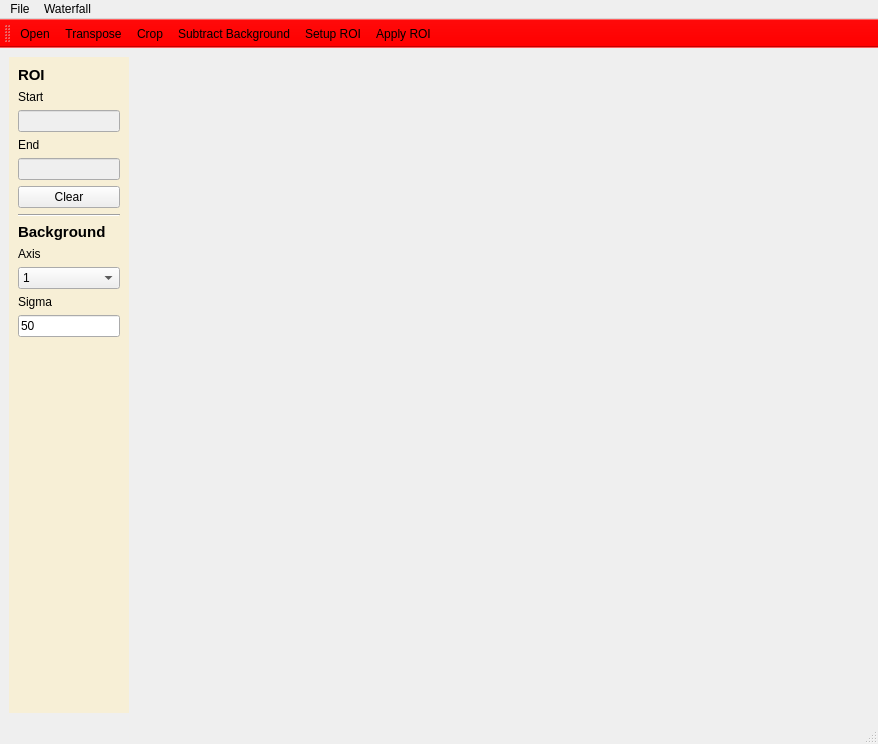
First picture: the form in dispertrack/view/GUI/waterfall_analysis.ui, repository Dennis-Dispertech/DisperTrack, before the edit.
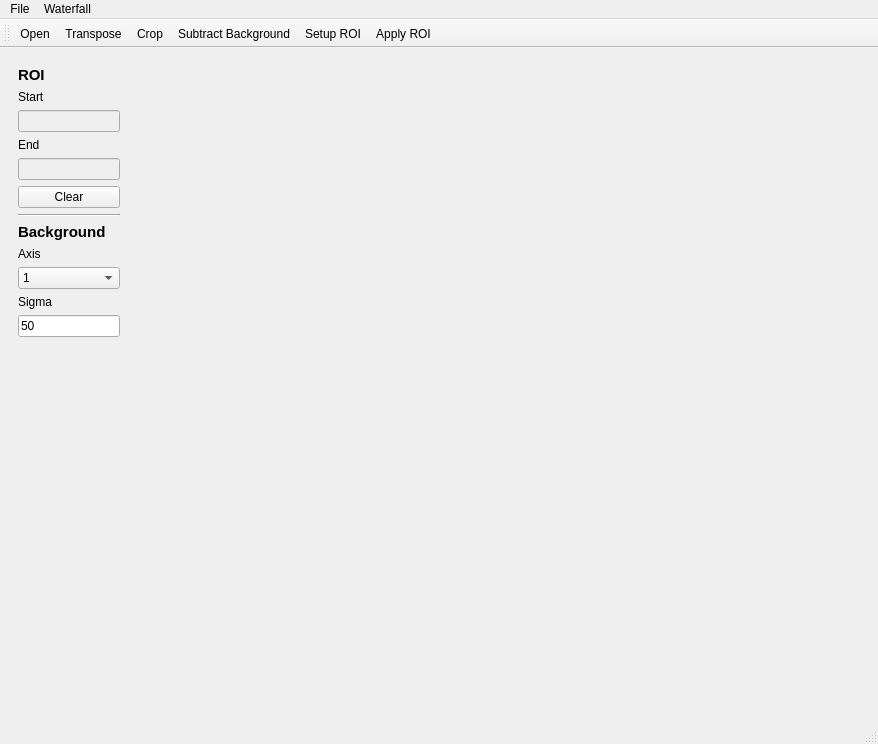
Second picture: the form after the edit. Icons and pictures are not drawn.

```diff
--- a/dispertrack/view/GUI/waterfall_analysis.ui
+++ b/dispertrack/view/GUI/waterfall_analysis.ui
@@ -14,19 +14,1248 @@
    <string>Waterfall Analysis</string>
   </property>
   <property name="styleSheet">
-   <string notr="true">QToolBar#toolBar {
-background: red;
+   <string notr="true">QProgressBar:horizontal {
+    border: 1px solid #3A3939;
+    text-align: center;
+    padding: 1px;
+    background: #201F1F;
+}
+QProgressBar::chunk:horizontal {
+    background-color: qlineargradient(spread:reflect, x1:1, y1:0.545, x2:1, y2:0, stop:0 rgba(28, 66, 111, 255), stop:1 rgba(37, 87, 146, 255));
+}
+
+QToolTip
+{
+    border: 1px solid #3A3939;
+    background-color: rgb(90, 102, 117);;
+    color: white;
+    padding: 1px;
+    opacity: 200;
+}
+
+QWidget
+{
+    color: silver;
+    background-color: #302F2F;
+    selection-background-color:#3d8ec9;
+    selection-color: black;
+    background-clip: border;
+    border-image: none;
+    outline: 0;
+}
+
+QWidget:item:hover
+{
+    background-color: #78879b;
+    color: black;
+}
+
+QWidget:item:selected
+{
+    background-color: #3d8ec9;
+}
+
+QCheckBox
+{
+    spacing: 5px;
+    outline: none;
+    color: #bbb;
+    margin-bottom: 2px;
+}
+
+QCheckBox:disabled
+{
+    color: #777777;
+}
+QCheckBox::indicator,
+QGroupBox::indicator
+{
+    width: 18px;
+    height: 18px;
+}
+QGroupBox::indicator
+{
+    margin-left: 2px;
+}
+
+QCheckBox::indicator:unchecked,
+QCheckBox::indicator:unchecked:hover,
+QGroupBox::indicator:unchecked,
+QGroupBox::indicator:unchecked:hover
+{
+    image: url(:/dark_blue/img/checkbox_unchecked.png);
+}
+
+QCheckBox::indicator:unchecked:focus,
+QCheckBox::indicator:unchecked:pressed,
+QGroupBox::indicator:unchecked:focus,
+QGroupBox::indicator:unchecked:pressed
+{
+  border: none;
+    image: url(:/dark_blue/img/checkbox_unchecked_focus.png);
+}
+
+QCheckBox::indicator:checked,
+QCheckBox::indicator:checked:hover,
+QGroupBox::indicator:checked,
+QGroupBox::indicator:checked:hover
+{
+    image: url(:/dark_blue/img/checkbox_checked.png);
+}
+
+QCheckBox::indicator:checked:focus,
+QCheckBox::indicator:checked:pressed,
+QGroupBox::indicator:checked:focus,
+QGroupBox::indicator:checked:pressed
+{
+  border: none;
+    image: url(:/dark_blue/img/checkbox_checked_focus.png);
+}
+
+QCheckBox::indicator:indeterminate,
+QCheckBox::indicator:indeterminate:hover,
+QCheckBox::indicator:indeterminate:pressed
+QGroupBox::indicator:indeterminate,
+QGroupBox::indicator:indeterminate:hover,
+QGroupBox::indicator:indeterminate:pressed
+{
+    image: url(:/dark_blue/img/checkbox_indeterminate.png);
+}
+
+QCheckBox::indicator:indeterminate:focus,
+QGroupBox::indicator:indeterminate:focus
+{
+    image: url(:/dark_blue/img/checkbox_indeterminate_focus.png);
+}
+
+QCheckBox::indicator:checked:disabled,
+QGroupBox::indicator:checked:disabled
+{
+    image: url(:/dark_blue/img/checkbox_checked_disabled.png);
+}
+
+QCheckBox::indicator:unchecked:disabled,
+QGroupBox::indicator:unchecked:disabled
+{
+    image: url(:/dark_blue/img/checkbox_unchecked_disabled.png);
+}
+
+QRadioButton
+{
+    spacing: 5px;
+    outline: none;
+    color: #bbb;
+    margin-bottom: 2px;
+}
+
+QRadioButton:disabled
+{
+    color: #777777;
+}
+QRadioButton::indicator
+{
+    width: 21px;
+    height: 21px;
+}
+
+QRadioButton::indicator:unchecked,
+QRadioButton::indicator:unchecked:hover
+{
+    image: url(:/dark_blue/img/radio_unchecked.png);
+}
+
+QRadioButton::indicator:unchecked:focus,
+QRadioButton::indicator:unchecked:pressed
+{
+  border: none;
+  outline: none;
+    image: url(:/dark_blue/img/radio_unchecked_focus.png);
+}
+
+QRadioButton::indicator:checked,
+QRadioButton::indicator:checked:hover
+{
+  border: none;
+  outline: none;
+    image: url(:/dark_blue/img/radio_checked.png);
+}
+
+QRadioButton::indicator:checked:focus,
+QRadioButton::indicato::menu-arrowr:checked:pressed
+{
+  border: none;
+  outline: none;
+    image: url(:/dark_blue/img/radio_checked_focus.png);
+}
+
+QRadioButton::indicator:indeterminate,
+QRadioButton::indicator:indeterminate:hover,
+QRadioButton::indicator:indeterminate:pressed
+{
+        image: url(:/dark_blue/img/radio_indeterminate.png);
+}
+
+QRadioButton::indicator:checked:disabled
+{
+  outline: none;
+  image: url(:/dark_blue/img/radio_checked_disabled.png);
+}
+
+QRadioButton::indicator:unchecked:disabled
+{
+    image: url(:/dark_blue/img/radio_unchecked_disabled.png);
+}
+
+
+QMenuBar
+{
+    background-color: #302F2F;
+    color: silver;
+}
+
+QMenuBar::item
+{
+    background: transparent;
+}
+
+QMenuBar::item:selected
+{
+    background: transparent;
+    border: 1px solid #3A3939;
+}
+
+QMenuBar::item:pressed
+{
+    border: 1px solid #3A3939;
+    background-color: #3d8ec9;
+    color: black;
+    margin-bottom:-1px;
+    padding-bottom:1px;
+}
+
+QMenu
+{
+    border: 1px solid #3A3939;
+    color: silver;
+    margin: 1px;
+}
+
+QMenu::icon
+{
+    margin: 1px;
+}
+
+QMenu::item
+{
+    padding: 2px 2px 2px 25px;
+    margin-left: 5px;
+    border: 1px solid transparent; /* reserve space for selection border */
+}
+
+QMenu::item:selected
+{
+    color: black;
+}
+
+QMenu::separator {
+    height: 2px;
+    background: lightblue;
+    margin-left: 10px;
+    margin-right: 5px;
+}
+
+QMenu::indicator {
+    width: 16px;
+    height: 16px;
+}
+
+/* non-exclusive indicator = check box style indicator
+   (see QActionGroup::setExclusive) */
+QMenu::indicator:non-exclusive:unchecked {
+    image: url(:/dark_blue/img/checkbox_unchecked.png);
+}
+
+QMenu::indicator:non-exclusive:unchecked:selected {
+    image: url(:/dark_blue/img/checkbox_unchecked_disabled.png);
+}
+
+QMenu::indicator:non-exclusive:checked {
+    image: url(:/dark_blue/img/checkbox_checked.png);
+}
+
+QMenu::indicator:non-exclusive:checked:selected {
+    image: url(:/dark_blue/img/checkbox_checked_disabled.png);
+}
+
+/* exclusive indicator = radio button style indicator (see QActionGroup::setExclusive) */
+QMenu::indicator:exclusive:unchecked {
+    image: url(:/dark_blue/img/radio_unchecked.png);
+}
+
+QMenu::indicator:exclusive:unchecked:selected {
+    image: url(:/dark_blue/img/radio_unchecked_disabled.png);
+}
+
+QMenu::indicator:exclusive:checked {
+    image: url(:/dark_blue/img/radio_checked.png);
+}
+
+QMenu::indicator:exclusive:checked:selected {
+    image: url(:/dark_blue/img/radio_checked_disabled.png);
+}
+
+QMenu::right-arrow {
+    margin: 5px;
+    image: url(:/dark_blue/img/right_arrow.png)
+}
+
+
+QWidget:disabled
+{
+    color: #808080;
+    background-color: #302F2F;
+}
+
+QAbstractItemView
+{
+    alternate-background-color: #3A3939;
+    color: silver;
+    border: 1px solid 3A3939;
+    border-radius: 2px;
+    padding: 1px;
+}
+
+QWidget:focus, QMenuBar:focus
+{
+    border: 1px solid #78879b;
+}
+
+QTabWidget:focus, QCheckBox:focus, QRadioButton:focus, QSlider:focus
+{
+    border: none;
+}
+
+QLineEdit
+{
+    background-color: #201F1F;
+    padding: 2px;
+    border-style: solid;
+    border: 1px solid #3A3939;
+    border-radius: 2px;
+    color: silver;
+}
+
+QGroupBox {
+    border:1px solid #3A3939;
+    border-radius: 2px;
+    margin-top: 20px;
+    background-color: #302F2F;
+    color: silver;
+}
+
+QGroupBox::title {
+    subcontrol-origin: margin;
+    subcontrol-position: top center;
+    padding-left: 10px;
+    padding-right: 10px;
+    padding-top: 10px;
+}
+
+QAbstractScrollArea
+{
+    border-radius: 2px;
+    border: 1px solid #3A3939;
+    background-color: transparent;
+}
+
+QScrollBar:horizontal
+{
+    height: 15px;
+    margin: 3px 15px 3px 15px;
+    border: 1px transparent #2A2929;
+    border-radius: 4px;
+    background-color: #2A2929;
+}
+
+QScrollBar::handle:horizontal
+{
+    background-color: #605F5F;
+    min-width: 5px;
+    border-radius: 4px;
+}
+
+QScrollBar::add-line:horizontal
+{
+    margin: 0px 3px 0px 3px;
+    border-image: url(:/dark_blue/img/right_arrow_disabled.png);
+    width: 10px;
+    height: 10px;
+    subcontrol-position: right;
+    subcontrol-origin: margin;
+}
+
+QScrollBar::sub-line:horizontal
+{
+    margin: 0px 3px 0px 3px;
+    border-image: url(:/dark_blue/img/left_arrow_disabled.png);
+    height: 10px;
+    width: 10px;
+    subcontrol-position: left;
+    subcontrol-origin: margin;
+}
+
+QScrollBar::add-line:horizontal:hover,QScrollBar::add-line:horizontal:on
+{
+    border-image: url(:/dark_blue/img/right_arrow.png);
+    height: 10px;
+    width: 10px;
+    subcontrol-position: right;
+    subcontrol-origin: margin;
+}
+
+
+QScrollBar::sub-line:horizontal:hover, QScrollBar::sub-line:horizontal:on
+{
+    border-image: url(:/dark_blue/img/left_arrow.png);
+    height: 10px;
+    width: 10px;
+    subcontrol-position: left;
+    subcontrol-origin: margin;
+}
+
+QScrollBar::up-arrow:horizontal, QScrollBar::down-arrow:horizontal
+{
+    background: none;
+}
+
+
+QScrollBar::add-page:horizontal, QScrollBar::sub-page:horizontal
+{
+    background: none;
+}
+
+QScrollBar:vertical
+{
+    background-color: #2A2929;
+    width: 15px;
+    margin: 15px 3px 15px 3px;
+    border: 1px transparent #2A2929;
+    border-radius: 4px;
+}
+
+QScrollBar::handle:vertical
+{
+    background-color: #605F5F;
+    min-height: 5px;
+    border-radius: 4px;
+}
+
+QScrollBar::sub-line:vertical
+{
+    margin: 3px 0px 3px 0px;
+    border-image: url(:/dark_blue/img/up_arrow_disabled.png);
+    height: 10px;
+    width: 10px;
+    subcontrol-position: top;
+    subcontrol-origin: margin;
+}
+
+QScrollBar::add-line:vertical
+{
+    margin: 3px 0px 3px 0px;
+    border-image: url(:/dark_blue/img/down_arrow_disabled.png);
+    height: 10px;
+    width: 10px;
+    subcontrol-position: bottom;
+    subcontrol-origin: margin;
+}
+
+QScrollBar::sub-line:vertical:hover,QScrollBar::sub-line:vertical:on
+{
+
+    border-image: url(:/dark_blue/img/up_arrow.png);
+    height: 10px;
+    width: 10px;
+    subcontrol-position: top;
+    subcontrol-origin: margin;
+}
+
+
+QScrollBar::add-line:vertical:hover, QScrollBar::add-line:vertical:on
+{
+    border-image: url(:/dark_blue/img/down_arrow.png);
+    height: 10px;
+    width: 10px;
+    subcontrol-position: bottom;
+    subcontrol-origin: margin;
+}
+
+QScrollBar::up-arrow:vertical, QScrollBar::down-arrow:vertical
+{
+    background: none;
+}
+
+
+QScrollBar::add-page:vertical, QScrollBar::sub-page:vertical
+{
+    background: none;
+}
+
+QTextEdit
+{
+    background-color: #201F1F;
+    color: silver;
+    border: 1px solid #3A3939;
+}
+
+QPlainTextEdit
+{
+    background-color: #201F1F;;
+    color: silver;
+    border-radius: 2px;
+    border: 1px solid #3A3939;
+}
+
+QHeaderView::section
+{
+    background-color: #3A3939;
+    color: silver;
+    padding-left: 4px;
+    border: 1px solid #6c6c6c;
+}
+
+QSizeGrip {
+    image: url(:/dark_blue/img/sizegrip.png);
+    width: 12px;
+    height: 12px;
+}
+
+QMainWindow
+{
+    background-color: #302F2F;
+
+}
+
+QMainWindow::separator
+{
+    background-color: #302F2F;
+    color: white;
+    padding-left: 4px;
+    spacing: 2px;
+    border: 1px dashed #3A3939;
+}
+
+QMainWindow::separator:hover
+{
+
+    background-color: #787876;
+    color: white;
+    padding-left: 4px;
+    border: 1px solid #3A3939;
+    spacing: 2px;
+}
+
+
+QMenu::separator
+{
+    height: 1px;
+    background-color: #3A3939;
+    color: white;
+    padding-left: 4px;
+    margin-left: 10px;
+    margin-right: 5px;
+}
+
+
+QFrame
+{
+    border-radius: 2px;
+    border: 1px solid #444;
+}
+
+QFrame[frameShape=&quot;0&quot;]
+{
+    border-radius: 2px;
+    border: 1px transparent #444;
+}
+
+QStackedWidget
+{
+    background-color: #302F2F;
+    border: 1px transparent black;
+}
+
+QToolBar {
+    border: 1px transparent #393838;
+    background: 1px solid #302F2F;
+    font-weight: bold;
+}
+
+QToolBar::handle:horizontal {
+    image: url(:/dark_blue/img/Hmovetoolbar.png);
+}
+QToolBar::handle:vertical {
+    image: url(:/dark_blue/img/Vmovetoolbar.png);
+}
+QToolBar::separator:horizontal {
+    image: url(:/dark_blue/img/Hsepartoolbar.png);
+}
+QToolBar::separator:vertical {
+    image: url(:/dark_blue/img/Vsepartoolbars.png);
+}
+
+QPushButton
+{
+    color: silver;
+    background-color: #302F2F;
+    border-width: 2px;
+    border-color: #4A4949;
+    border-style: solid;
+    padding-top: 2px;
+    padding-bottom: 2px;
+    padding-left: 10px;
+    padding-right: 10px;
+    border-radius: 4px;
+    /* outline: none; */
+    /* min-width: 40px; */
+}
+
+QPushButton:disabled
+{
+    background-color: #302F2F;
+    border-width: 2px;
+    border-color: #3A3939;
+    border-style: solid;
+    padding-top: 2px;
+    padding-bottom: 2px;
+    padding-left: 10px;
+    padding-right: 10px;
+    /*border-radius: 2px;*/
+    color: #808080;
+}
+
+QPushButton:focus {
+    background-color: #3d8ec9;
+    color: white;
+}
+
+QComboBox
+{
+    selection-background-color: #3d8ec9;
+    background-color: #201F1F;
+    border-style: solid;
+    border: 1px solid #3A3939;
+    border-radius: 2px;
+    padding: 2px;
+    min-width: 75px;
+}
+
+QPushButton:checked{
+    background-color: #4A4949;
+    border-color: #6A6969;
+}
+
+QPushButton:hover {
+    border: 2px solid #78879b;
+    color: silver;
+}
+
+QComboBox:hover, QAbstractSpinBox:hover,QLineEdit:hover,QTextEdit:hover,QPlainTextEdit:hover,QAbstractView:hover,QTreeView:hover
+{
+    border: 1px solid #78879b;
+    color: silver;
+}
+
+QComboBox:on
+{
+    background-color: #626873;
+    padding-top: 3px;
+    padding-left: 4px;
+    selection-background-color: #4a4a4a;
+}
+
+QComboBox QAbstractItemView
+{
+    background-color: #201F1F;
+    border-radius: 2px;
+    border: 1px solid #444;
+    selection-background-color: #3d8ec9;
+    color: silver;
+}
+
+QComboBox::drop-down
+{
+    subcontrol-origin: padding;
+    subcontrol-position: top right;
+    width: 15px;
+
+    border-left-width: 0px;
+    border-left-color: darkgray;
+    border-left-style: solid;
+    border-top-right-radius: 3px;
+    border-bottom-right-radius: 3px;
+}
+
+QComboBox::down-arrow
+{
+    image: url(:/dark_blue/img/down_arrow_disabled.png);
+}
+
+QComboBox::down-arrow:on, QComboBox::down-arrow:hover,
+QComboBox::down-arrow:focus
+{
+    image: url(:/dark_blue/img/down_arrow.png);
+}
+
+QPushButton:pressed
+{
+    background-color: #484846;
+}
+
+QAbstractSpinBox {
+    padding-top: 2px;
+    padding-bottom: 2px;
+    border: 1px solid #3A3939;
+    background-color: #201F1F;
+    color: silver;
+    border-radius: 2px;
+    min-width: 75px;
+}
+
+QAbstractSpinBox:up-button
+{
+    background-color: transparent;
+    subcontrol-origin: border;
+    subcontrol-position: top right;
+}
+
+QAbstractSpinBox:down-button
+{
+    background-color: transparent;
+    subcontrol-origin: border;
+    subcontrol-position: bottom right;
+}
+
+QAbstractSpinBox::up-arrow,QAbstractSpinBox::up-arrow:disabled,QAbstractSpinBox::up-arrow:off {
+    image: url(:/dark_blue/img/up_arrow_disabled.png);
+    width: 10px;
+    height: 10px;
+}
+QAbstractSpinBox::up-arrow:hover
+{
+    image: url(:/dark_blue/img/up_arrow.png);
+}
+
+
+QAbstractSpinBox::down-arrow,QAbstractSpinBox::down-arrow:disabled,QAbstractSpinBox::down-arrow:off
+{
+    image: url(:/dark_blue/img/down_arrow_disabled.png);
+    width: 10px;
+    height: 10px;
+}
+QAbstractSpinBox::down-arrow:hover
+{
+    image: url(:/dark_blue/img/down_arrow.png);
+}
+
+
+QLabel
+{
+    border: 0px solid black;
+}
+
+QTabWidget{
+    border: 1px transparent black;
+}
+
+QTabWidget::pane {
+    border: 1px solid #444;
+    border-radius: 3px;
+    padding: 3px;
+}
+
+QTabBar
+{
+    qproperty-drawBase: 0;
+    left: 5px; /* move to the right by 5px */
+}
+
+QTabBar:focus
+{
+    border: 0px transparent black;
+}
+
+QTabBar::close-button  {
+    image: url(:/dark_blue/img/close.png);
+    background: transparent;
+}
+
+QTabBar::close-button:hover
+{
+    image: url(:/dark_blue/img/close-hover.png);
+    background: transparent;
+}
+
+QTabBar::close-button:pressed {
+    image: url(:/dark_blue/img/close-pressed.png);
+    background: transparent;
+}
+
+/* TOP TABS */
+QTabBar::tab:top {
+    color: #b1b1b1;
+    border: 1px solid #4A4949;
+    border-bottom: 1px transparent black;
+    background-color: #302F2F;
+    padding: 5px;
+    border-top-left-radius: 2px;
+    border-top-right-radius: 2px;
+}
+
+QTabBar::tab:top:!selected
+{
+    color: #b1b1b1;
+    background-color: #201F1F;
+    border: 1px transparent #4A4949;
+    border-bottom: 1px transparent #4A4949;
+    border-top-left-radius: 0px;
+    border-top-right-radius: 0px;
+}
+
+QTabBar::tab:top:!selected:hover {
+    background-color: #48576b;
+}
+
+/* BOTTOM TABS */
+QTabBar::tab:bottom {
+    color: #b1b1b1;
+    border: 1px solid #4A4949;
+    border-top: 1px transparent black;
+    background-color: #302F2F;
+    padding: 5px;
+    border-bottom-left-radius: 2px;
+    border-bottom-right-radius: 2px;
+}
+
+QTabBar::tab:bottom:!selected
+{
+    color: #b1b1b1;
+    background-color: #201F1F;
+    border: 1px transparent #4A4949;
+    border-top: 1px transparent #4A4949;
+    border-bottom-left-radius: 0px;
+    border-bottom-right-radius: 0px;
+}
+
+QTabBar::tab:bottom:!selected:hover {
+    background-color: #78879b;
+}
+
+/* LEFT TABS */
+QTabBar::tab:left {
+    color: #b1b1b1;
+    border: 1px solid #4A4949;
+    border-left: 1px transparent black;
+    background-color: #302F2F;
+    padding: 5px;
+    border-top-right-radius: 2px;
+    border-bottom-right-radius: 2px;
+}
+
+QTabBar::tab:left:!selected
+{
+    color: #b1b1b1;
+    background-color: #201F1F;
+    border: 1px transparent #4A4949;
+    border-right: 1px transparent #4A4949;
+    border-top-right-radius: 0px;
+    border-bottom-right-radius: 0px;
+}
+
+QTabBar::tab:left:!selected:hover {
+    background-color: #48576b;
+}
+
+
+/* RIGHT TABS */
+QTabBar::tab:right {
+    color: #b1b1b1;
+    border: 1px solid #4A4949;
+    border-right: 1px transparent black;
+    background-color: #302F2F;
+    padding: 5px;
+    border-top-left-radius: 2px;
+    border-bottom-left-radius: 2px;
+}
+
+QTabBar::tab:right:!selected
+{
+    color: #b1b1b1;
+    background-color: #201F1F;
+    border: 1px transparent #4A4949;
+    border-right: 1px transparent #4A4949;
+    border-top-left-radius: 0px;
+    border-bottom-left-radius: 0px;
+}
+
+QTabBar::tab:right:!selected:hover {
+    background-color: #48576b;
+}
+
+QTabBar QToolButton::right-arrow:enabled {
+     image: url(:/dark_blue/img/right_arrow.png);
+ }
+
+ QTabBar QToolButton::left-arrow:enabled {
+     image: url(:/dark_blue/img/left_arrow.png);
+ }
+
+QTabBar QToolButton::right-arrow:disabled {
+     image: url(:/dark_blue/img/right_arrow_disabled.png);
+ }
+
+ QTabBar QToolButton::left-arrow:disabled {
+     image: url(:/dark_blue/img/left_arrow_disabled.png);
+ }
+
+
+QDockWidget {
+    border: 1px solid #403F3F;
+    titlebar-close-icon: url(:/dark_blue/img/close.png);
+    titlebar-normal-icon: url(:/dark_blue/img/undock.png);
+}
+
+QDockWidget::close-button, QDockWidget::float-button {
+    border: 1px solid transparent;
+    border-radius: 2px;
+    background: transparent;
+}
+
+QDockWidget::close-button:hover, QDockWidget::float-button:hover {
+    background: rgba(255, 255, 255, 10);
+}
+
+QDockWidget::close-button:pressed, QDockWidget::float-button:pressed {
+    padding: 1px -1px -1px 1px;
+    background: rgba(255, 255, 255, 10);
+}
+
+QTreeView, QListView, QTextBrowser, AtLineEdit, AtLineEdit::hover {
+    border: 1px solid #444;
+    background-color: silver;
+    border-radius: 3px;
+    margin-left: 3px;
+    color: black;
+}
+
+QTreeView:branch:selected, QTreeView:branch:hover {
+    background: url(:/dark_blue/img/transparent.png);
+}
+
+QTreeView::branch:has-siblings:!adjoins-item {
+    border-image: url(:/dark_blue/img/transparent.png);
+}
+
+QTreeView::branch:has-siblings:adjoins-item {
+    border-image: url(:/dark_blue/img/transparent.png);
+}
+
+QTreeView::branch:!has-children:!has-siblings:adjoins-item {
+    border-image: url(:/dark_blue/img/transparent.png);
+}
+
+QTreeView::branch:has-children:!has-siblings:closed,
+QTreeView::branch:closed:has-children:has-siblings {
+    image: url(:/dark_blue/img/branch_closed.png);
+}
+
+QTreeView::branch:open:has-children:!has-siblings,
+QTreeView::branch:open:has-children:has-siblings  {
+    image: url(:/dark_blue/img/branch_open.png);
+}
+
+QTreeView::branch:has-children:!has-siblings:closed:hover,
+QTreeView::branch:closed:has-children:has-siblings:hover {
+    image: url(:/dark_blue/img/branch_closed-on.png);
+    }
+
+QTreeView::branch:open:has-children:!has-siblings:hover,
+QTreeView::branch:open:has-children:has-siblings:hover  {
+    image: url(:/dark_blue/img/branch_open-on.png);
+    }
+
+QListView::item:!selected:hover, QListView::item:!selected:hover, QTreeView::item:!selected:hover  {
+    background: rgba(0, 0, 0, 0);
+    outline: 0;
+    color: #FFFFFF
+}
+
+QListView::item:selected:hover, QListView::item:selected:hover, QTreeView::item:selected:hover  {
+    background: #3d8ec9;
+    color: #FFFFFF;
+}
+
+QSlider::groove:horizontal {
+    border: 1px solid #3A3939;
+    height: 8px;
+    background: #201F1F;
+    margin: 2px 0;
+    border-radius: 2px;
+}
+
+QSlider::handle:horizontal {
+    background: QLinearGradient( x1: 0, y1: 0, x2: 0, y2: 1,
+      stop: 0.0 silver, stop: 0.2 #a8a8a8, stop: 1 #727272);
+    border: 1px solid #3A3939;
+    width: 14px;
+    height: 14px;
+    margin: -4px 0;
+    border-radius: 2px;
+}
+
+QSlider::groove:vertical {
+    border: 1px solid #3A3939;
+    width: 8px;
+    background: #201F1F;
+    margin: 0 0px;
+    border-radius: 2px;
+}
+
+QSlider::handle:vertical {
+    background: QLinearGradient( x1: 0, y1: 0, x2: 0, y2: 1, stop: 0.0 silver,
+    stop: 0.2 #a8a8a8, stop: 1 #727272);
+    border: 1px solid #3A3939;
+    width: 14px;
+    height: 14px;
+    margin: 0 -4px;
+    border-radius: 2px;
+}
+
+QToolButton {
+    /*  background-color: transparent; */
+    border: 2px transparent #4A4949;
+    border-radius: 4px;
+    background-color: dimgray;
+    margin: 2px;
+    padding: 2px;
+}
+
+QToolButton[popupMode=&quot;1&quot;] { /* only for MenuButtonPopup */
+ padding-right: 20px; /* make way for the popup button */
+ border: 2px transparent #4A4949;
+ border-radius: 4px;
+}
+
+QToolButton[popupMode=&quot;2&quot;] { /* only for InstantPopup */
+ padding-right: 10px; /* make way for the popup button */
+ border: 2px transparent #4A4949;
+}
+
+
+QToolButton:hover, QToolButton::menu-button:hover {
+    border: 2px solid #78879b;
+}
+
+QToolButton:checked, QToolButton:pressed,
+    QToolButton::menu-button:pressed {
+    background-color: #4A4949;
+    border: 2px solid #78879b;
+}
+
+/* the subcontrol below is used only in the InstantPopup or DelayedPopup mode */
+QToolButton::menu-indicator {
+    image: url(:/dark_blue/img/down_arrow.png);
+    top: -7px; left: -2px; /* shift it a bit */
+}
+
+/* the subcontrols below are used only in the MenuButtonPopup mode */
+QToolButton::menu-button {
+    border: 1px transparent #4A4949;
+    border-top-right-radius: 6px;
+    border-bottom-right-radius: 6px;
+    /* 16px width + 4px for border = 20px allocated above */
+    width: 16px;
+    outline: none;
+}
+
+QToolButton::menu-arrow {
+    image: url(:/dark_blue/img/down_arrow.png);
+}
+
+QToolButton::menu-arrow:open {
+    top: 1px; left: 1px; /* shift it a bit */
+    border: 1px solid #3A3939;
+}
+
+QPushButton::menu-indicator  {
+    subcontrol-origin: padding;
+    subcontrol-position: bottom right;
+    left: 4px;
+}
+
+QTableView
+{
+    border: 1px solid #444;
+    gridline-color: #6c6c6c;
+    background-color: #201F1F;
+}
+
+
+QTableView, QHeaderView
+{
+    border-radius: 0px;
+}
+
+QTableView::item:pressed, QListView::item:pressed, QTreeView::item:pressed  {
+    background: #78879b;
+    color: #FFFFFF;
+}
+
+QTableView::item:selected:active, QTreeView::item:selected:active, QListView::item:selected:active  {
+    background: #3d8ec9;
+    color: #FFFFFF;
+}
+
+
+QHeaderView
+{
+    border: 1px transparent;
+    border-radius: 2px;
+    margin: 0px;
+    padding: 0px;
+}
+
+QHeaderView::section  {
+    background-color: #3A3939;
+    color: silver;
+    padding: 4px;
+    border: 1px solid #6c6c6c;
+    border-radius: 0px;
+    text-align: center;
+}
+
+QHeaderView::section::vertical::first, QHeaderView::section::vertical::only-one
+{
+    border-top: 1px solid #6c6c6c;
+}
+
+QHeaderView::section::vertical
+{
+    border-top: transparent;
+}
+
+QHeaderView::section::horizontal::first, QHeaderView::section::horizontal::only-one
+{
+    border-left: 1px solid #6c6c6c;
+}
+
+QHeaderView::section::horizontal
+{
+    border-left: transparent;
+}
+
+
+QHeaderView::section:checked
+ {
+    color: white;
+    background-color: #5A5959;
+ }
+
+ /* style the sort indicator */
+QHeaderView::down-arrow {
+    image: url(:/dark_blue/img/down_arrow.png);
+}
+
+QHeaderView::up-arrow {
+    image: url(:/dark_blue/img/up_arrow.png);
+}
+
+
+QTableCornerButton::section {
+    background-color: #3A3939;
+    border: 1px solid #3A3939;
+    border-radius: 2px;
+}
+
+QToolBox  {
+    padding: 3px;
+    border: 1px transparent black;
+}
+
+QToolBox::tab {
+    color: #b1b1b1;
+    background-color: #302F2F;
+    border: 1px solid #4A4949;
+    border-bottom: 1px transparent #302F2F;
+    border-top-left-radius: 5px;
+    border-top-right-radius: 5px;
+}
+
+ QToolBox::tab:selected { /* italicize selected tabs */
+    font: italic;
+    background-color: #302F2F;
+    border-color: #3d8ec9;
+ }
+
+QStatusBar::item {
+    border: 1px solid #3A3939;
+    border-radius: 2px;
+ }
+
+
+QFrame[height=&quot;3&quot;], QFrame[width=&quot;3&quot;] {
+    background-color: #AAA;
+}
+
+
+QSplitter::handle {
+    border: 1px dashed #3A3939;
+}
+
+QSplitter::handle:hover {
+    background-color: #787876;
+    border: 1px solid #3A3939;
+}
+
+QSplitter::handle:horizontal {
+    width: 1px;
+}
+
+QSplitter::handle:vertical {
+    height: 1px;
+}
+
+QListWidget {
+    background-color: silver;
+    border-radius: 5px;
+    margin-left: 5px;
+}
+
+QListWidget::item {
+    color: black;
+}
+
+QMessageBox {
+    messagebox-critical-icon	: url(:/dark_blue/img/critical.png);
+    messagebox-information-icon	: url(:/dark_blue/img/information.png);
+    messagebox-question-icon	: url(:/dark_blue/img/question.png);
+    messagebox-warning-icon:    : url(:/dark_blue/img/warning.png);
+}
+
+ColorButton::enabled {
+    border-radius: 0px;
+    border: 1px solid #444444;
+}
+
+ColorButton::disabled {
+    border-radius: 0px;
+    border: 1px solid #AAAAAA;
 }</string>
   </property>
   <widget class="QWidget" name="centralwidget">
    <property name="styleSheet">
     <string notr="true">QWidget#centralwidget{
 padding: 0;
-}
-
-QWidget#parameters_widget {
-background-color: rgb(247, 239, 214);
-padding: 0;
 }</string>
    </property>
    <layout class="QHBoxLayout" name="horizontalLayout">
```
